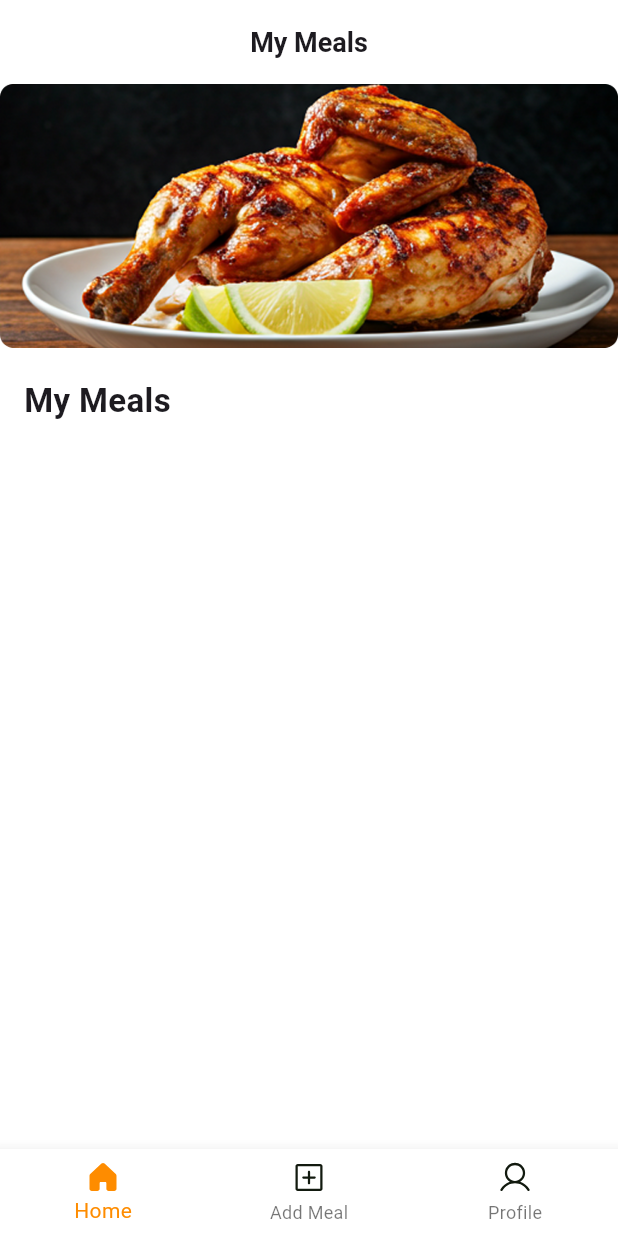
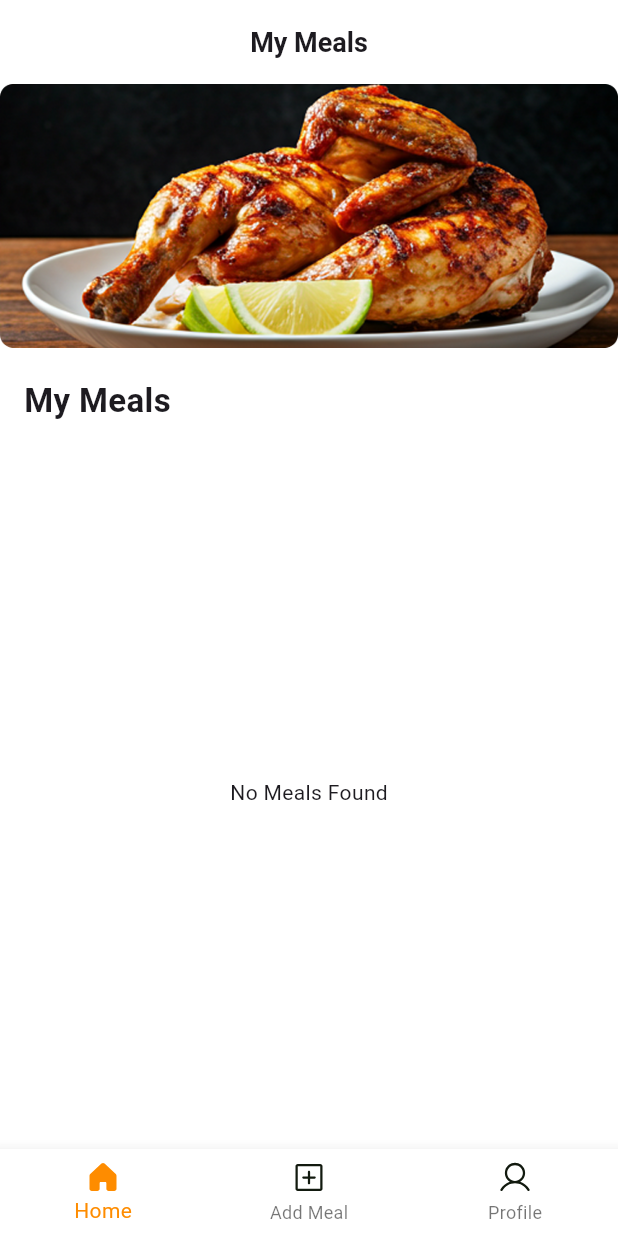
Before and after one commit to Osama-El-Dawli/Meals-App, a Flutter app: the screen it shows after launch, after a tap on "Skip", on a phone screen of 412 x 824 dp. Run offline on Flutter 3.47's test engine with Material 3 defaults, Android fonts, the phone set to English and light mode, and no system bars; our stand-ins replace dots_indicator, easy_localization, expandable_page_view, flutter_svg, get_it, lottie and 2 more; accounts and stored records are empty.

Commit message:
feat: Refactor AddMealScreen and MealsListView for improved structure and data handling

```diff
--- a/lib/features/home/screens/add_meal_screen.dart
+++ b/lib/features/home/screens/add_meal_screen.dart
@@ -5,6 +5,9 @@ class AddMealScreen extends StatelessWidget {
 
   @override
   Widget build(BuildContext context) {
-    return Center(child: const Text('Add Meal Screen'));
+    return Scaffold(
+      appBar: AppBar(),
+      body: const Center(child: Text('Add Meal Screen')),
+    );
   }
 }
--- a/lib/features/home/widgets/meals_list_view.dart
+++ b/lib/features/home/widgets/meals_list_view.dart
@@ -3,35 +3,31 @@ import 'package:meals_app/core/helper/database_helper.dart';
 import 'package:meals_app/features/home/models/meal_model.dart';
 import 'package:meals_app/features/home/widgets/meals_list_view_item.dart';
 
-class MealsListView extends StatefulWidget {
+class MealsListView extends StatelessWidget {
   const MealsListView({super.key});
 
   @override
-  State<MealsListView> createState() => _MealsListViewState();
-}
-
-class _MealsListViewState extends State<MealsListView> {
-  List<MealModel> meals = [];
-
-  @override
-  void initState() {
-    _loadMeals();
-    super.initState();
-  }
-
-  Future<void> _loadMeals() async {
-    final data = await DatabaseHelper.getMeals();
-    setState(() {
-      meals = data.map((e) => MealModel.fromJson(e)).toList();
-    });
-  }
-
-  @override
   Widget build(BuildContext context) {
-    return ListView.builder(
-      itemCount: meals.length,
-      itemBuilder: (context, index) {
-        return MealsListViewItem(mealModel: meals[index]);
+    return FutureBuilder<List<Map<String, dynamic>>>(
+      future: DatabaseHelper.getMeals(),
+      builder: (context, snapshot) {
+        if (snapshot.connectionState == ConnectionState.waiting) {
+          return const Center(child: CircularProgressIndicator());
+        } else if (snapshot.hasError) {
+          return Center(child: Text('Error: ${snapshot.error.toString()}'));
+        } else if (!snapshot.hasData || snapshot.data!.isEmpty) {
+          return const Center(child: Text('No Meals Found'));
+        } else {
+          final List<MealModel> meals = snapshot.data!
+              .map((e) => MealModel.fromJson(e))
+              .toList();
+          return ListView.builder(
+            itemCount: meals.length,
+            itemBuilder: (context, index) {
+              return MealsListViewItem(mealModel: meals[index]);
+            },
+          );
+        }
       },
     );
   }
--- a/lib/main.dart
+++ b/lib/main.dart
@@ -1,9 +1,7 @@
 import 'package:flutter/material.dart';
 import 'package:easy_localization/easy_localization.dart';
 import 'package:meals_app/core/helper/cache_helper.dart';
-import 'package:meals_app/core/helper/database_helper.dart';
 import 'package:meals_app/core/services/service_locator.dart';
-import 'package:meals_app/features/home/models/meal_model.dart';
 import 'package:meals_app/features/splash/splash_view.dart';
 
 void main() async {
```
